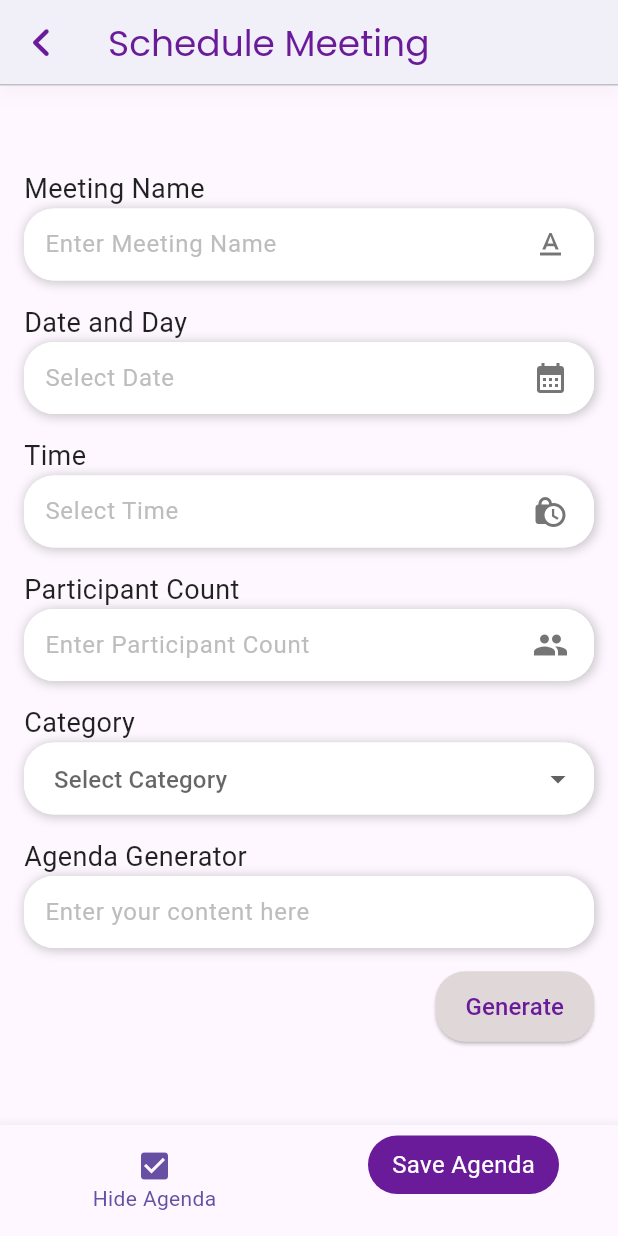
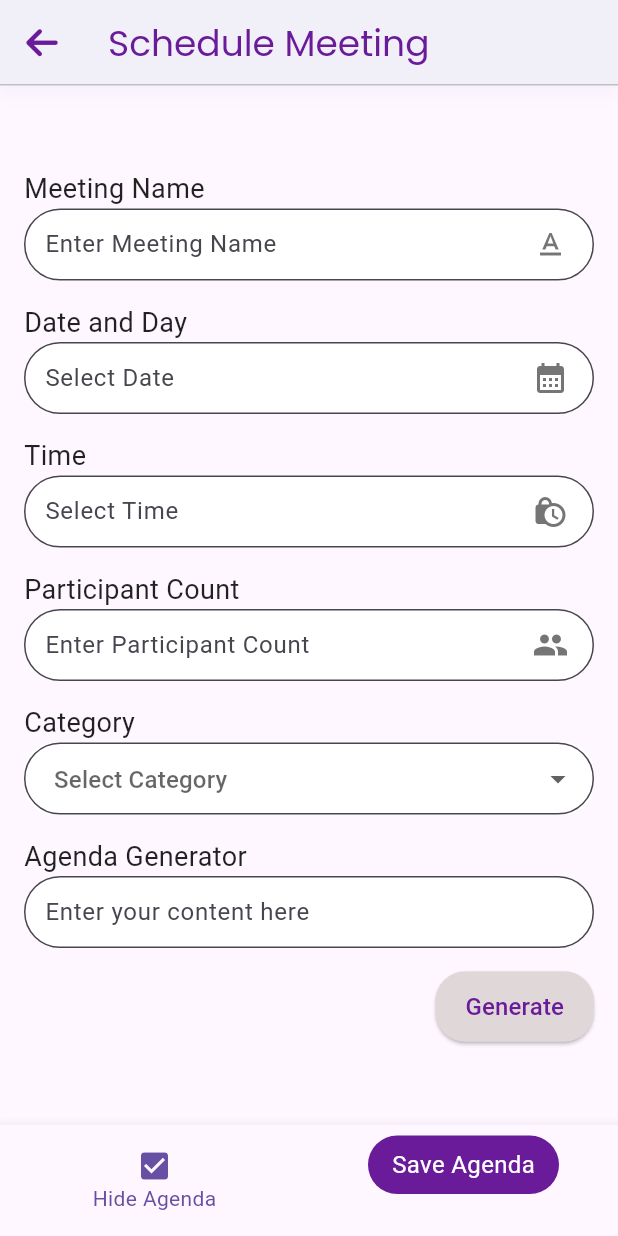
Before and after one commit to devi1262005/meet-app, a Flutter app: the Schedule screen opened directly, on a phone screen of 412 x 824 dp. Run offline on Flutter 3.47's test engine with Material 3 defaults, Android fonts, the phone set to English and light mode, and no system bars; our stand-ins replace font_awesome_flutter, google_fonts.

Commit message:
Update schedule.dart

```diff
--- a/meet/lib/page/schedule.dart
+++ b/meet/lib/page/schedule.dart
@@ -41,7 +41,7 @@ class _CreateState extends State<Schedule> {
         ),
         leading: IconButton(
           icon: FaIcon(
-            FontAwesomeIcons.angleLeft,
+            FontAwesomeIcons.arrowLeft,
             color: Colors.purple.shade800,
           ),
           onPressed: () {
@@ -65,7 +65,7 @@ class _CreateState extends State<Schedule> {
             children: [
               const SizedBox(height: 40),
               _buildLabel('Meeting Name'),
-              _buildTextField('Enter Meeting Name', Icons.text_format),
+              _buildTextField('Enter Meeting Name', Icons.text_format,),
               const SizedBox(height: 15),
               _buildLabel('Date and Day'),
               _buildTextField('Select Date', Icons.calendar_month, isDate: true),
@@ -117,7 +117,6 @@ class _CreateState extends State<Schedule> {
           BottomNavigationBarItem(
             icon: GestureDetector(
               onTap: () {
-                // Add the functionality you want to trigger when the button is pressed
               },
               child: Container(
                 padding: const EdgeInsets.symmetric(vertical: 8.0, horizontal: 16.0),
@@ -155,40 +154,37 @@ class _CreateState extends State<Schedule> {
   return Container(
     decoration: BoxDecoration(
       color: Colors.white,
-        borderRadius: BorderRadius.circular(20),
-        boxShadow: [
-          BoxShadow(
-            color: Colors.black.withOpacity(0.2),
-            spreadRadius: 1,
-            blurRadius: 5,
-            offset: const Offset(1, 1),
-          ),
-        ],
+      borderRadius: BorderRadius.circular(30),
+
     ),
     child: TextField(
       keyboardType: isNumber ? TextInputType.number : TextInputType.text,
       inputFormatters: isNumber ? [FilteringTextInputFormatter.digitsOnly] : null,
       decoration: InputDecoration(
-          suffixIcon: icon != null ? Padding(
+        labelText: hint,
+        floatingLabelBehavior: FloatingLabelBehavior.auto,
+        suffixIcon: icon != null
+            ? Padding(
                 padding: const EdgeInsets.only(right: 10.0),
                 child: Icon(icon, color: Colors.grey.shade600),
-          ) : null,
-          hintText: hint,
+              )
+            : null,
         hintStyle: TextStyle(
           color: Colors.grey.shade400,
         ),
         border: OutlineInputBorder(
-            borderRadius: BorderRadius.circular(20),
-            borderSide: BorderSide.none,
+          borderRadius: BorderRadius.circular(30.0),
         ),
         filled: true,
         fillColor: Colors.white,
-          contentPadding: const EdgeInsets.symmetric(horizontal: 10.0, vertical: 8.0),
+        contentPadding:
+            const EdgeInsets.symmetric(horizontal: 10.0, vertical: 8.0),
       ),
       maxLines: 1,
       readOnly: isDate || isTime,
       onTap: () async {
         if (isDate) {
+          // ignore: unused_local_variable
           final date = await showDatePicker(
             context: context,
             initialDate: DateTime.now(),
@@ -196,6 +192,7 @@ class _CreateState extends State<Schedule> {
             lastDate: DateTime(2101),
           );
         } else if (isTime) {
+          // ignore: unused_local_variable
           final time = await showTimePicker(
             context: context,
             initialTime: TimeOfDay.now(),
@@ -206,19 +203,14 @@ class _CreateState extends State<Schedule> {
   );
 }
 
+
+
   Widget _buildDropdownField() {
   return Container(
     decoration: BoxDecoration(
       color: Colors.white,
       borderRadius: BorderRadius.circular(20),
-        boxShadow: [
-          BoxShadow(
-            color: Colors.black.withOpacity(0.2),
-            spreadRadius: 1,
-            blurRadius: 5,
-            offset: const Offset(1, 1),
-          ),
-        ],
+
     ),
     child: DropdownButtonFormField<String>(
       value: selectedCategory,
@@ -233,8 +225,7 @@ class _CreateState extends State<Schedule> {
           color: Colors.grey.shade400,
         ),
         border: OutlineInputBorder(
-            borderRadius: BorderRadius.circular(20),
-            borderSide: BorderSide.none,
+          borderRadius: BorderRadius.circular(30.0),
         ),
         filled: true,
         fillColor: Colors.white,
@@ -254,4 +245,5 @@ class _CreateState extends State<Schedule> {
     ),
   );
 }
+
 }
```
Lines whose indentation alone changed are shown as unchanged.
